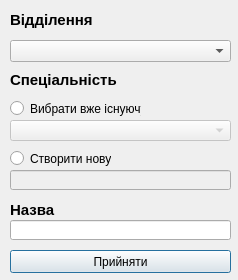
Before: the Qt Designer form groupchange.ui in Shuna322/QtKyrsova, drawn with Qt 5.
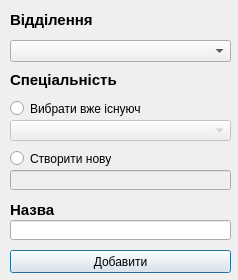
After: the same form once the commit is applied.

The edit to the form file:
```diff
--- a/groupchange.ui
+++ b/groupchange.ui
@@ -23,7 +23,7 @@
     </rect>
    </property>
    <property name="text">
-    <string>Прийняти</string>
+    <string>Добавити</string>
    </property>
   </widget>
   <widget class="QLabel" name="label">
```
